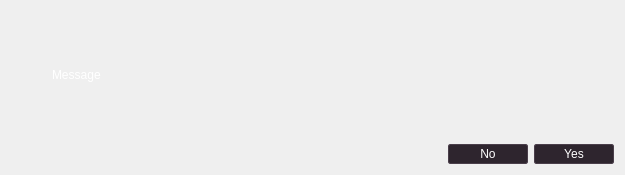
Above: core/qt5/Question.ui from VainlyStrain/Vailyn before the change. Below: the same form after it.
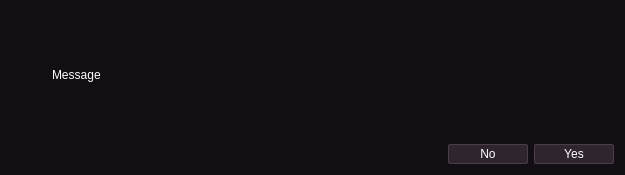
That is the form after the change. Icons and pictures are not drawn.

```diff
--- a/core/qt5/Question.ui
+++ b/core/qt5/Question.ui
@@ -16,6 +16,583 @@
     <verstretch>0</verstretch>
    </sizepolicy>
   </property>
+  <property name="palette">
+   <palette>
+    <active>
+     <colorrole role="WindowText">
+      <brush brushstyle="SolidPattern">
+       <color alpha="255">
+        <red>239</red>
+        <green>240</green>
+        <blue>241</blue>
+       </color>
+      </brush>
+     </colorrole>
+     <colorrole role="Button">
+      <brush brushstyle="SolidPattern">
+       <color alpha="255">
+        <red>33</red>
+        <green>25</green>
+        <blue>33</blue>
+       </color>
+      </brush>
+     </colorrole>
+     <colorrole role="Light">
+      <brush brushstyle="SolidPattern">
+       <color alpha="255">
+        <red>122</red>
+        <green>110</green>
+        <blue>122</blue>
+       </color>
+      </brush>
+     </colorrole>
+     <colorrole role="Midlight">
+      <brush brushstyle="SolidPattern">
+       <color alpha="255">
+        <red>122</red>
+        <green>110</green>
+        <blue>122</blue>
+       </color>
+      </brush>
+     </colorrole>
+     <colorrole role="Dark">
+      <brush brushstyle="SolidPattern">
+       <color alpha="255">
+        <red>122</red>
+        <green>110</green>
+        <blue>122</blue>
+       </color>
+      </brush>
+     </colorrole>
+     <colorrole role="Mid">
+      <brush brushstyle="SolidPattern">
+       <color alpha="255">
+        <red>122</red>
+        <green>110</green>
+        <blue>122</blue>
+       </color>
+      </brush>
+     </colorrole>
+     <colorrole role="Text">
+      <brush brushstyle="SolidPattern">
+       <color alpha="255">
+        <red>239</red>
+        <green>240</green>
+        <blue>241</blue>
+       </color>
+      </brush>
+     </colorrole>
+     <colorrole role="BrightText">
+      <brush brushstyle="SolidPattern">
+       <color alpha="255">
+        <red>255</red>
+        <green>255</green>
+        <blue>255</blue>
+       </color>
+      </brush>
+     </colorrole>
+     <colorrole role="ButtonText">
+      <brush brushstyle="SolidPattern">
+       <color alpha="255">
+        <red>239</red>
+        <green>240</green>
+        <blue>241</blue>
+       </color>
+      </brush>
+     </colorrole>
+     <colorrole role="Base">
+      <brush brushstyle="SolidPattern">
+       <color alpha="255">
+        <red>29</red>
+        <green>22</green>
+        <blue>29</blue>
+       </color>
+      </brush>
+     </colorrole>
+     <colorrole role="Window">
+      <brush brushstyle="SolidPattern">
+       <color alpha="255">
+        <red>19</red>
+        <green>14</green>
+        <blue>19</blue>
+       </color>
+      </brush>
+     </colorrole>
+     <colorrole role="Shadow">
+      <brush brushstyle="SolidPattern">
+       <color alpha="255">
+        <red>122</red>
+        <green>110</green>
+        <blue>122</blue>
+       </color>
+      </brush>
+     </colorrole>
+     <colorrole role="Highlight">
+      <brush brushstyle="SolidPattern">
+       <color alpha="255">
+        <red>39</red>
+        <green>29</green>
+        <blue>39</blue>
+       </color>
+      </brush>
+     </colorrole>
+     <colorrole role="HighlightedText">
+      <brush brushstyle="SolidPattern">
+       <color alpha="255">
+        <red>239</red>
+        <green>240</green>
+        <blue>241</blue>
+       </color>
+      </brush>
+     </colorrole>
+     <colorrole role="Link">
+      <brush brushstyle="SolidPattern">
+       <color alpha="255">
+        <red>148</red>
+        <green>134</green>
+        <blue>148</blue>
+       </color>
+      </brush>
+     </colorrole>
+     <colorrole role="LinkVisited">
+      <brush brushstyle="SolidPattern">
+       <color alpha="255">
+        <red>141</red>
+        <green>127</green>
+        <blue>141</blue>
+       </color>
+      </brush>
+     </colorrole>
+     <colorrole role="AlternateBase">
+      <brush brushstyle="SolidPattern">
+       <color alpha="255">
+        <red>29</red>
+        <green>22</green>
+        <blue>29</blue>
+       </color>
+      </brush>
+     </colorrole>
+     <colorrole role="NoRole">
+      <brush brushstyle="SolidPattern">
+       <color alpha="255">
+        <red>19</red>
+        <green>14</green>
+        <blue>19</blue>
+       </color>
+      </brush>
+     </colorrole>
+     <colorrole role="ToolTipBase">
+      <brush brushstyle="SolidPattern">
+       <color alpha="255">
+        <red>22</red>
+        <green>16</green>
+        <blue>22</blue>
+       </color>
+      </brush>
+     </colorrole>
+     <colorrole role="ToolTipText">
+      <brush brushstyle="SolidPattern">
+       <color alpha="255">
+        <red>239</red>
+        <green>240</green>
+        <blue>241</blue>
+       </color>
+      </brush>
+     </colorrole>
+     <colorrole role="PlaceholderText">
+      <brush brushstyle="SolidPattern">
+       <color alpha="128">
+        <red>239</red>
+        <green>240</green>
+        <blue>241</blue>
+       </color>
+      </brush>
+     </colorrole>
+    </active>
+    <inactive>
+     <colorrole role="WindowText">
+      <brush brushstyle="SolidPattern">
+       <color alpha="255">
+        <red>239</red>
+        <green>240</green>
+        <blue>241</blue>
+       </color>
+      </brush>
+     </colorrole>
+     <colorrole role="Button">
+      <brush brushstyle="SolidPattern">
+       <color alpha="255">
+        <red>33</red>
+        <green>25</green>
+        <blue>33</blue>
+       </color>
+      </brush>
+     </colorrole>
+     <colorrole role="Light">
+      <brush brushstyle="SolidPattern">
+       <color alpha="255">
+        <red>122</red>
+        <green>110</green>
+        <blue>122</blue>
+       </color>
+      </brush>
+     </colorrole>
+     <colorrole role="Midlight">
+      <brush brushstyle="SolidPattern">
+       <color alpha="255">
+        <red>122</red>
+        <green>110</green>
+        <blue>122</blue>
+       </color>
+      </brush>
+     </colorrole>
+     <colorrole role="Dark">
+      <brush brushstyle="SolidPattern">
+       <color alpha="255">
+        <red>122</red>
+        <green>110</green>
+        <blue>122</blue>
+       </color>
+      </brush>
+     </colorrole>
+     <colorrole role="Mid">
+      <brush brushstyle="SolidPattern">
+       <color alpha="255">
+        <red>122</red>
+        <green>110</green>
+        <blue>122</blue>
+       </color>
+      </brush>
+     </colorrole>
+     <colorrole role="Text">
+      <brush brushstyle="SolidPattern">
+       <color alpha="255">
+        <red>239</red>
+        <green>240</green>
+        <blue>241</blue>
+       </color>
+      </brush>
+     </colorrole>
+     <colorrole role="BrightText">
+      <brush brushstyle="SolidPattern">
+       <color alpha="255">
+        <red>255</red>
+        <green>255</green>
+        <blue>255</blue>
+       </color>
+      </brush>
+     </colorrole>
+     <colorrole role="ButtonText">
+      <brush brushstyle="SolidPattern">
+       <color alpha="255">
+        <red>239</red>
+        <green>240</green>
+        <blue>241</blue>
+       </color>
+      </brush>
+     </colorrole>
+     <colorrole role="Base">
+      <brush brushstyle="SolidPattern">
+       <color alpha="255">
+        <red>29</red>
+        <green>22</green>
+        <blue>29</blue>
+       </color>
+      </brush>
+     </colorrole>
+     <colorrole role="Window">
+      <brush brushstyle="SolidPattern">
+       <color alpha="255">
+        <red>19</red>
+        <green>14</green>
+        <blue>19</blue>
+       </color>
+      </brush>
+     </colorrole>
+     <colorrole role="Shadow">
+      <brush brushstyle="SolidPattern">
+       <color alpha="255">
+        <red>122</red>
+        <green>110</green>
+        <blue>122</blue>
+       </color>
+      </brush>
+     </colorrole>
+     <colorrole role="Highlight">
+      <brush brushstyle="SolidPattern">
+       <color alpha="255">
+        <red>39</red>
+        <green>29</green>
+        <blue>39</blue>
+       </color>
+      </brush>
+     </colorrole>
+     <colorrole role="HighlightedText">
+      <brush brushstyle="SolidPattern">
+       <color alpha="255">
+        <red>239</red>
+        <green>240</green>
+        <blue>241</blue>
+       </color>
+      </brush>
+     </colorrole>
+     <colorrole role="Link">
+      <brush brushstyle="SolidPattern">
+       <color alpha="255">
+        <red>148</red>
+        <green>134</green>
+        <blue>148</blue>
+       </color>
+      </brush>
+     </colorrole>
+     <colorrole role="LinkVisited">
+      <brush brushstyle="SolidPattern">
+       <color alpha="255">
+        <red>141</red>
+        <green>127</green>
+        <blue>141</blue>
+       </color>
+      </brush>
+     </colorrole>
+     <colorrole role="AlternateBase">
+      <brush brushstyle="SolidPattern">
+       <color alpha="255">
+        <red>29</red>
+        <green>22</green>
+        <blue>29</blue>
+       </color>
+      </brush>
+     </colorrole>
+     <colorrole role="NoRole">
+      <brush brushstyle="SolidPattern">
+       <color alpha="255">
+        <red>19</red>
+        <green>14</green>
+        <blue>19</blue>
+       </color>
+      </brush>
+     </colorrole>
+     <colorrole role="ToolTipBase">
+      <brush brushstyle="SolidPattern">
+       <color alpha="255">
+        <red>22</red>
+        <green>16</green>
+        <blue>22</blue>
+       </color>
+      </brush>
+     </colorrole>
+     <colorrole role="ToolTipText">
+      <brush brushstyle="SolidPattern">
+       <color alpha="255">
+        <red>239</red>
+        <green>240</green>
+        <blue>241</blue>
+       </color>
+      </brush>
+     </colorrole>
+     <colorrole role="PlaceholderText">
+      <brush brushstyle="SolidPattern">
+       <color alpha="128">
+        <red>239</red>
+        <green>240</green>
+        <blue>241</blue>
+       </color>
+      </brush>
+     </colorrole>
+    </inactive>
+    <disabled>
+     <colorrole role="WindowText">
+      <brush brushstyle="SolidPattern">
+       <color alpha="255">
+        <red>122</red>
+        <green>110</green>
+        <blue>122</blue>
+       </color>
+      </brush>
+     </colorrole>
+     <colorrole role="Button">
+      <brush brushstyle="SolidPattern">
+       <color alpha="255">
+        <red>33</red>
+        <green>25</green>
+        <blue>33</blue>
+       </color>
+      </brush>
+     </colorrole>
+     <colorrole role="Light">
+      <brush brushstyle="SolidPattern">
+       <color alpha="255">
+        <red>122</red>
+        <green>110</green>
+        <blue>122</blue>
+       </color>
+      </brush>
+     </colorrole>
+     <colorrole role="Midlight">
+      <brush brushstyle="SolidPattern">
+       <color alpha="255">
+        <red>122</red>
+        <green>110</green>
+        <blue>122</blue>
+       </color>
+      </brush>
+     </colorrole>
+     <colorrole role="Dark">
+      <brush brushstyle="SolidPattern">
+       <color alpha="255">
+        <red>122</red>
+        <green>110</green>
+        <blue>122</blue>
+       </color>
+      </brush>
+     </colorrole>
+     <colorrole role="Mid">
+      <brush brushstyle="SolidPattern">
+       <color alpha="255">
+        <red>122</red>
+        <green>110</green>
+        <blue>122</blue>
+       </color>
+      </brush>
+     </colorrole>
+     <colorrole role="Text">
+      <brush brushstyle="SolidPattern">
+       <color alpha="255">
+        <red>122</red>
+        <green>110</green>
+        <blue>122</blue>
+       </color>
+      </brush>
+     </colorrole>
+     <colorrole role="BrightText">
+      <brush brushstyle="SolidPattern">
+       <color alpha="255">
+        <red>255</red>
+        <green>255</green>
+        <blue>255</blue>
+       </color>
+      </brush>
+     </colorrole>
+     <colorrole role="ButtonText">
+      <brush brushstyle="SolidPattern">
+       <color alpha="255">
+        <red>122</red>
+        <green>110</green>
+        <blue>122</blue>
+       </color>
+      </brush>
+     </colorrole>
+     <colorrole role="Base">
+      <brush brushstyle="SolidPattern">
+       <color alpha="255">
+        <red>19</red>
+        <green>14</green>
+        <blue>19</blue>
+       </color>
+      </brush>
+     </colorrole>
+     <colorrole role="Window">
+      <brush brushstyle="SolidPattern">
+       <color alpha="255">
+        <red>19</red>
+        <green>14</green>
+        <blue>19</blue>
+       </color>
+      </brush>
+     </colorrole>
+     <colorrole role="Shadow">
+      <brush brushstyle="SolidPattern">
+       <color alpha="255">
+        <red>122</red>
+        <green>110</green>
+        <blue>122</blue>
+       </color>
+      </brush>
+     </colorrole>
+     <colorrole role="Highlight">
+      <brush brushstyle="SolidPattern">
+       <color alpha="255">
+        <red>18</red>
+        <green>13</green>
+        <blue>18</blue>
+       </color>
+      </brush>
+     </colorrole>
+     <colorrole role="HighlightedText">
+      <brush brushstyle="SolidPattern">
+       <color alpha="255">
+        <red>239</red>
+        <green>240</green>
+        <blue>241</blue>
+       </color>
+      </brush>
+     </colorrole>
+     <colorrole role="Link">
+      <brush brushstyle="SolidPattern">
+       <color alpha="255">
+        <red>148</red>
+        <green>134</green>
+        <blue>148</blue>
+       </color>
+      </brush>
+     </colorrole>
+     <colorrole role="LinkVisited">
+      <brush brushstyle="SolidPattern">
+       <color alpha="255">
+        <red>141</red>
+        <green>127</green>
+        <blue>141</blue>
+       </color>
+      </brush>
+     </colorrole>
+     <colorrole role="AlternateBase">
+      <brush brushstyle="SolidPattern">
+       <color alpha="255">
+        <red>29</red>
+        <green>22</green>
+        <blue>29</blue>
+       </color>
+      </brush>
+     </colorrole>
+     <colorrole role="NoRole">
+      <brush brushstyle="SolidPattern">
+       <color alpha="255">
+        <red>19</red>
+        <green>14</green>
+        <blue>19</blue>
+       </color>
+      </brush>
+     </colorrole>
+     <colorrole role="ToolTipBase">
+      <brush brushstyle="SolidPattern">
+       <color alpha="255">
+        <red>22</red>
+        <green>16</green>
+        <blue>22</blue>
+       </color>
+      </brush>
+     </colorrole>
+     <colorrole role="ToolTipText">
+      <brush brushstyle="SolidPattern">
+       <color alpha="255">
+        <red>239</red>
+        <green>240</green>
+        <blue>241</blue>
+       </color>
+      </brush>
+     </colorrole>
+     <colorrole role="PlaceholderText">
+      <brush brushstyle="SolidPattern">
+       <color alpha="128">
+        <red>239</red>
+        <green>240</green>
+        <blue>241</blue>
+       </color>
+      </brush>
+     </colorrole>
+    </disabled>
+   </palette>
+  </property>
   <property name="windowTitle">
    <string>Dialog</string>
   </property>
```
Left out of the diff: 2 changed lines with no effect on the pictures.
